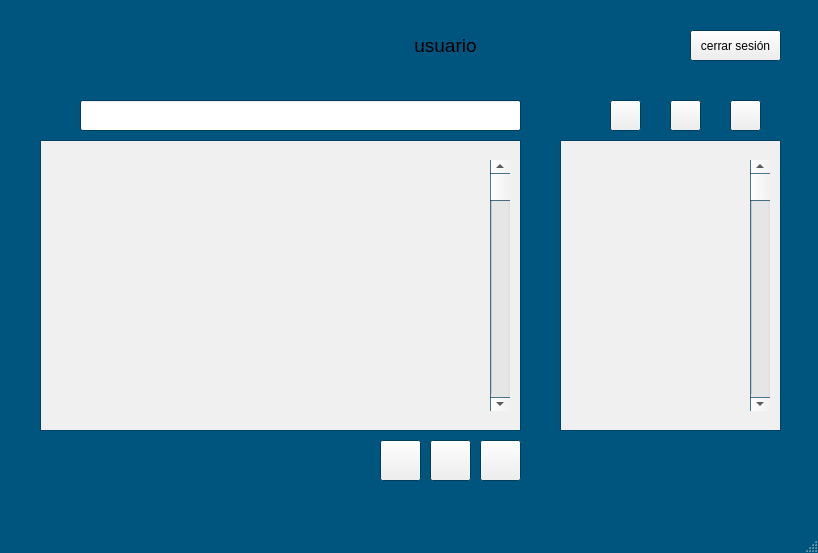
First picture: the form in gestor_apps/interfaz_1/mainwindow.ui, repository AgustinDelgadoEstevez04/Repositorio_Dam_Tarde_Aerolaser, before the edit.
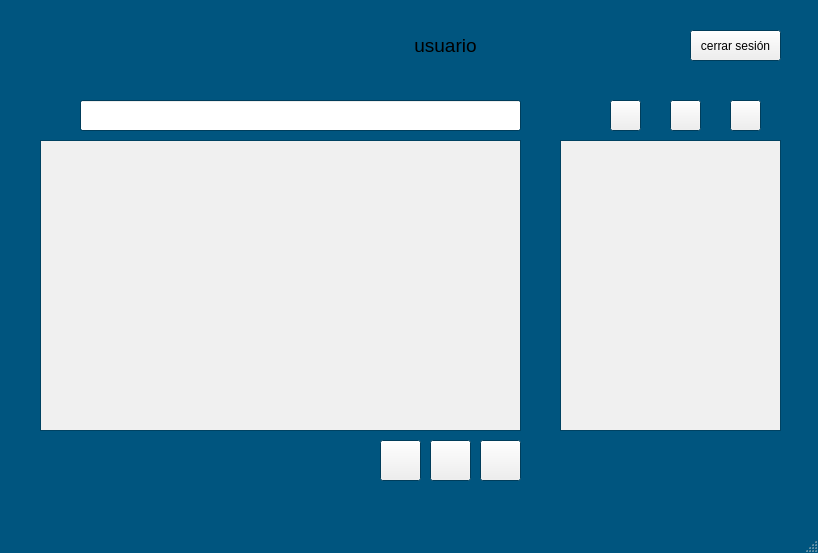
Second picture: the form after the edit. Icons and pictures are not drawn.

Diff of the .ui file:
```diff
--- a/gestor_apps/interfaz_1/mainwindow.ui
+++ b/gestor_apps/interfaz_1/mainwindow.ui
@@ -303,32 +303,6 @@
      </palette>
     </property>
    </widget>
-   <widget class="QScrollBar" name="scroll_filtro">
-    <property name="geometry">
-     <rect>
-      <x>750</x>
-      <y>160</y>
-      <width>20</width>
-      <height>251</height>
-     </rect>
-    </property>
-    <property name="orientation">
-     <enum>Qt::Orientation::Vertical</enum>
-    </property>
-   </widget>
-   <widget class="QScrollBar" name="scroll_apps">
-    <property name="geometry">
-     <rect>
-      <x>490</x>
-      <y>160</y>
-      <width>20</width>
-      <height>251</height>
-     </rect>
-    </property>
-    <property name="orientation">
-     <enum>Qt::Orientation::Vertical</enum>
-    </property>
-   </widget>
    <widget class="QLabel" name="usuario_nombre">
     <property name="geometry">
      <rect>
```
